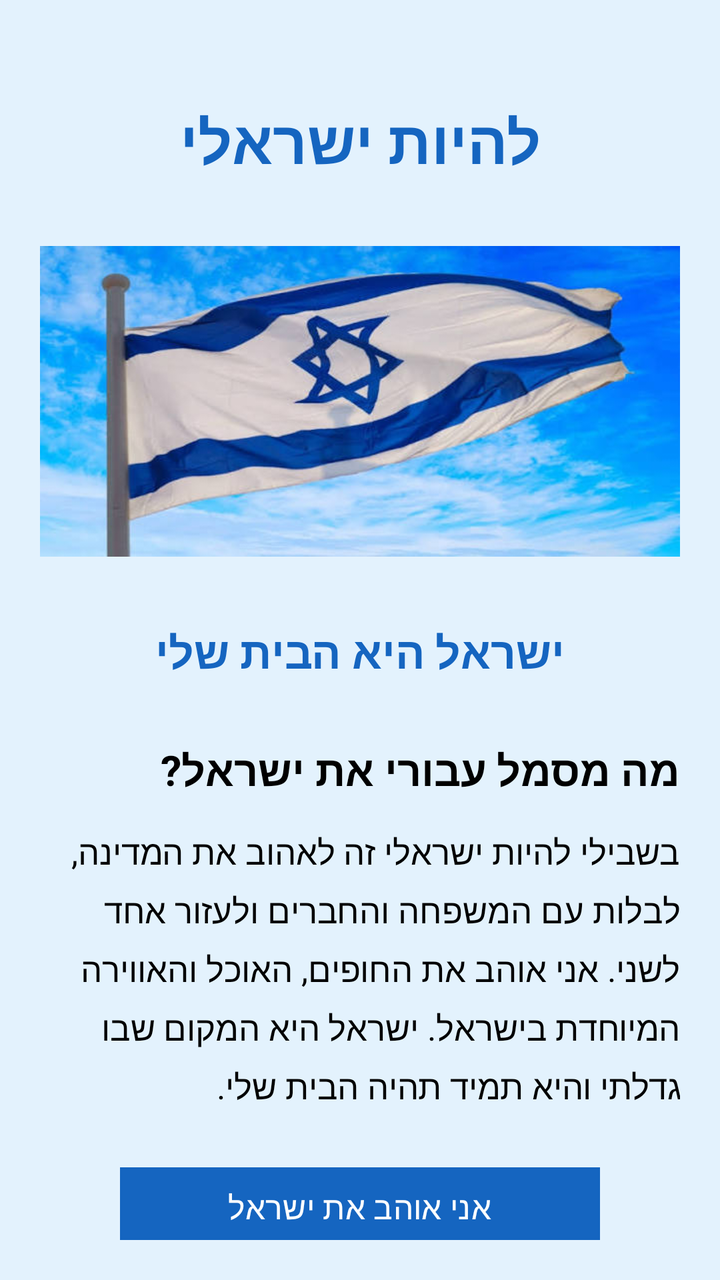
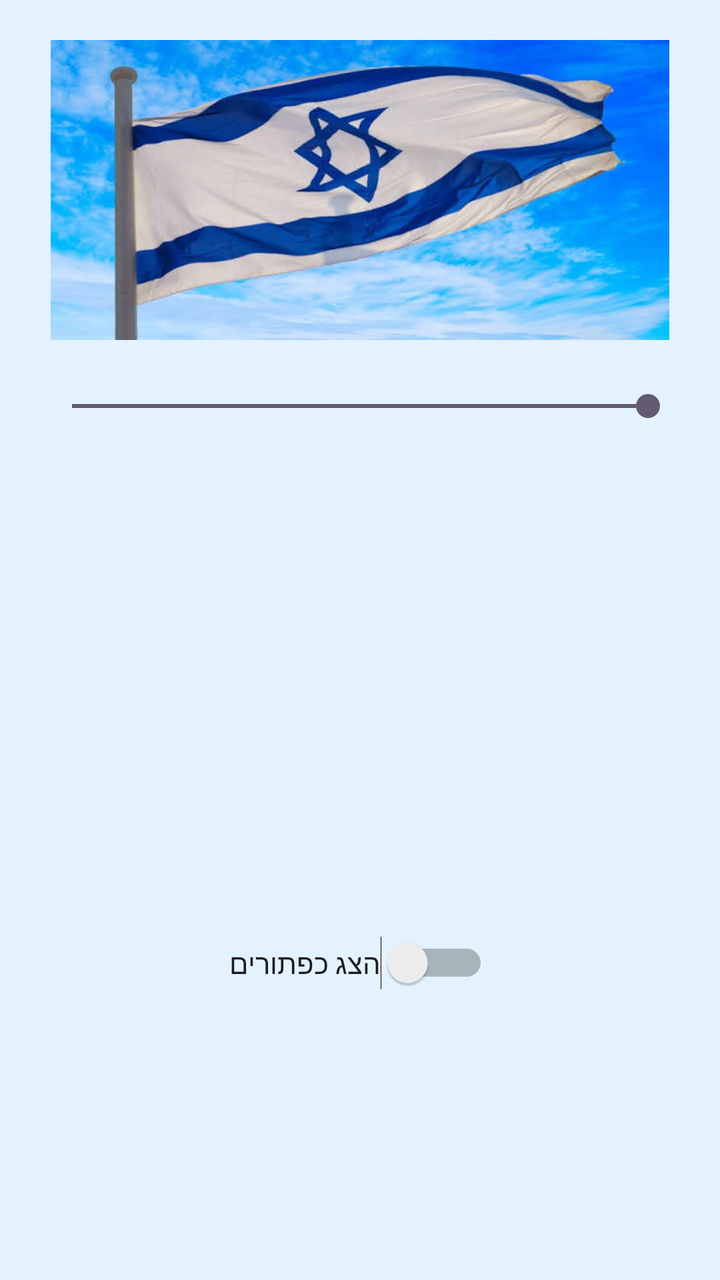

The first picture is an Android layout as it rendered before a commit; the second is the same layout after the commit. The layout source and the unified diff follow.
<!-- AndroidManifest.xml: application theme Theme.MyFirstAppNoam98 -->
<!-- res/layout/activity_main.xml -->
<?xml version="1.0" encoding="utf-8"?>
<androidx.constraintlayout.widget.ConstraintLayout
    xmlns:android="http://schemas.android.com/apk/res/android"
    xmlns:app="http://schemas.android.com/apk/res-auto"
    android:layout_width="match_parent"
    android:layout_height="match_parent"
    android:background="#E3F2FD"
    android:padding="20dp"
    android:id="@+id/main">

    <TextView
        android:id="@+id/tvTitle"
        android:layout_width="0dp"
        android:layout_height="wrap_content"
        android:text="להיות ישראלי"
        android:textSize="30sp"
        android:textStyle="bold"
        android:textColor="#1565C0"
        android:gravity="center"
        android:layout_marginTop="30dp"
        app:layout_constraintTop_toTopOf="parent"
        app:layout_constraintStart_toStartOf="parent"
        app:layout_constraintEnd_toEndOf="parent" />

    <ImageView
        android:id="@+id/ivFlag"
        android:layout_width="0dp"
        android:layout_height="180dp"
        android:src="@drawable/israel_flag"
        android:scaleType="fitCenter"
        android:contentDescription="דגל ישראל"
        android:layout_marginTop="20dp"
        app:layout_constraintTop_toBottomOf="@id/tvTitle"
        app:layout_constraintStart_toStartOf="parent"
        app:layout_constraintEnd_toEndOf="parent" />

    <TextView
        android:id="@+id/tvSubtitle"
        android:layout_width="0dp"
        android:layout_height="wrap_content"
        android:text="ישראל היא הבית שלי"
        android:textSize="22sp"
        android:textStyle="bold"
        android:textColor="#1565C0"
        android:gravity="center"
        android:layout_marginTop="20dp"
        app:layout_constraintTop_toBottomOf="@id/ivFlag"
        app:layout_constraintStart_toStartOf="parent"
        app:layout_constraintEnd_toEndOf="parent" />

    <TextView
        android:id="@+id/tvQuestion"
        android:layout_width="0dp"
        android:layout_height="wrap_content"
        android:text="מה מסמל עבורי את ישראל?"
        android:textSize="21sp"
        android:textStyle="bold"
        android:textColor="#000000"
        android:gravity="right"
        android:layout_marginTop="30dp"
        app:layout_constraintTop_toBottomOf="@id/tvSubtitle"
        app:layout_constraintStart_toStartOf="parent"
        app:layout_constraintEnd_toEndOf="parent" />

    <TextView
        android:id="@+id/tvStory"
        android:layout_width="0dp"
        android:layout_height="wrap_content"
        android:text="בשבילי להיות ישראלי זה לאהוב את המדינה, לבלות עם המשפחה והחברים ולעזור אחד לשני. אני אוהב את החופים, האוכל והאווירה המיוחדת בישראל. ישראל היא המקום שבו גדלתי והיא תמיד תהיה הבית שלי."
        android:textSize="17sp"
        android:textColor="#000000"
        android:gravity="right"
        android:lineSpacingExtra="6dp"
        android:layout_marginTop="15dp"
        app:layout_constraintTop_toBottomOf="@id/tvQuestion"
        app:layout_constraintStart_toStartOf="parent"
        app:layout_constraintEnd_toEndOf="parent" />

    <Button
        android:id="@+id/btnIsrael"
        android:layout_width="0dp"
        android:layout_height="wrap_content"
        android:text="אני אוהב את ישראל"
        android:textSize="16sp"
        android:textColor="#FFFFFF"
        android:backgroundTint="#1565C0"
        app:cornerRadius="0dp"
        android:layout_marginTop="25dp"
        android:layout_marginStart="40dp"
        android:layout_marginEnd="40dp"
        app:layout_constraintTop_toBottomOf="@id/tvStory"
        app:layout_constraintStart_toStartOf="parent"
        app:layout_constraintEnd_toEndOf="parent" />

</androidx.constraintlayout.widget.ConstraintLayout>
<!-- resources referenced by this layout -->
<resources>
  <!-- drawable israel_flag: png bitmap (drawable, 35156 bytes) -->
  <style name="Theme.MyFirstAppNoam98" parent="Base.Theme.MyFirstAppNoam98" />
  <style name="Base.Theme.MyFirstAppNoam98" parent="Theme.Material3.DayNight.NoActionBar">
          
          
      </style>
</resources>

<!-- the commit's change to res/layout/activity_main.xml (unified diff, before → after) -->
@@ -1,94 +1,99 @@
-<?xml version="1.0" encoding="utf-8"?>
 <androidx.constraintlayout.widget.ConstraintLayout
     xmlns:android="http://schemas.android.com/apk/res/android"
     xmlns:app="http://schemas.android.com/apk/res-auto"
+    xmlns:tools="http://schemas.android.com/tools"
     android:layout_width="match_parent"
     android:layout_height="match_parent"
     android:background="#E3F2FD"
-    android:padding="20dp"
-    android:id="@+id/main">
+    android:padding="20dp">
 
-    <TextView
-        android:id="@+id/tvTitle"
-        android:layout_width="0dp"
+    
+
+    
+
+    
+
+    
+
+    
+
+    <Switch
+        android:id="@+id/switchButtons"
+        android:layout_width="wrap_content"
         android:layout_height="wrap_content"
-        android:text="להיות ישראלי"
-        android:textSize="30sp"
-        android:textStyle="bold"
-        android:textColor="#1565C0"
-        android:gravity="center"
-        android:layout_marginTop="30dp"
-        app:layout_constraintTop_toTopOf="parent"
+        android:layout_marginTop="448dp"
+        android:checked="false"
+        android:text="הצג כפתורים"
+        app:layout_constraintEnd_toEndOf="parent"
+        app:layout_constraintHorizontal_bias="0.497"
         app:layout_constraintStart_toStartOf="parent"
-        app:layout_constraintEnd_toEndOf="parent" />
+        app:layout_constraintTop_toTopOf="parent" />
 
     <ImageView
         android:id="@+id/ivFlag"
         android:layout_width="0dp"
-        android:layout_height="180dp"
+        android:layout_height="150dp"
+        android:alpha="1"
+        android:contentDescription="דגל ישראל"
+        android:scaleType="fitCenter"
         android:src="@drawable/israel_flag"
+        app:layout_constraintEnd_toEndOf="parent"
+        app:layout_constraintHorizontal_bias="0.0"
+        app:layout_constraintStart_toStartOf="parent"
+        tools:layout_editor_absoluteY="185dp" />
+
+    <ImageView
+        android:id="@+id/ivSecond"
+        android:layout_width="0dp"
+        android:layout_height="150dp"
+        android:alpha="0"
+        android:contentDescription="תמונה שנייה"
         android:scaleType="fitCenter"
-        android:contentDescription="דגל ישראל"
-        android:layout_marginTop="20dp"
-        app:layout_constraintTop_toBottomOf="@id/tvTitle"
+        android:src="@drawable/ronaldo"
+        app:layout_constraintEnd_toEndOf="parent"
+        app:layout_constraintHorizontal_bias="0.0"
         app:layout_constraintStart_toStartOf="parent"
-        app:layout_constraintEnd_toEndOf="parent" />
+        tools:layout_editor_absoluteY="185dp" />
 
-    <TextView
-        android:id="@+id/tvSubtitle"
-        android:layout_width="0dp"
+    
+    <SeekBar
+        android:id="@+id/seekImage"
+        android:layout_width="match_parent"
         android:layout_height="wrap_content"
-        android:text="ישראל היא הבית שלי"
-        android:textSize="22sp"
-        android:textStyle="bold"
-        android:textColor="#1565C0"
-        android:gravity="center"
-        android:layout_marginTop="20dp"
-        app:layout_constraintTop_toBottomOf="@id/ivFlag"
+        android:layout_marginTop="24dp"
+        android:max="100"
+        android:progress="100"
+        app:layout_constraintEnd_toEndOf="parent"
+        app:layout_constraintHorizontal_bias="0.0"
         app:layout_constraintStart_toStartOf="parent"
-        app:layout_constraintEnd_toEndOf="parent" />
-
-    <TextView
-        android:id="@+id/tvQuestion"
-        android:layout_width="0dp"
-        android:layout_height="wrap_content"
-        android:text="מה מסמל עבורי את ישראל?"
-        android:textSize="21sp"
-        android:textStyle="bold"
-        android:textColor="#000000"
-        android:gravity="right"
-        android:layout_marginTop="30dp"
-        app:layout_constraintTop_toBottomOf="@id/tvSubtitle"
-        app:layout_constraintStart_toStartOf="parent"
-        app:layout_constraintEnd_toEndOf="parent" />
-
-    <TextView
-        android:id="@+id/tvStory"
-        android:layout_width="0dp"
-        android:layout_height="wrap_content"
-        android:text="בשבילי להיות ישראלי זה לאהוב את המדינה, לבלות עם המשפחה והחברים ולעזור אחד לשני. אני אוהב את החופים, האוכל והאווירה המיוחדת בישראל. ישראל היא המקום שבו גדלתי והיא תמיד תהיה הבית שלי."
-        android:textSize="17sp"
-        android:textColor="#000000"
-        android:gravity="right"
-        android:lineSpacingExtra="6dp"
-        android:layout_marginTop="15dp"
-        app:layout_constraintTop_toBottomOf="@id/tvQuestion"
-        app:layout_constraintStart_toStartOf="parent"
-        app:layout_constraintEnd_toEndOf="parent" />
+        app:layout_constraintTop_toBottomOf="@id/ivFlag" />
 
     <Button
         android:id="@+id/btnIsrael"
-        android:layout_width="0dp"
-        android:layout_height="wrap_content"
+        android:layout_width="180dp"
+        android:layout_height="45dp"
+        android:layout_marginTop="15dp"
+        android:backgroundTint="#8000A8"
         android:text="אני אוהב את ישראל"
-        android:textSize="16sp"
         android:textColor="#FFFFFF"
-        android:backgroundTint="#1565C0"
-        app:cornerRadius="0dp"
-        android:layout_marginTop="25dp"
-        android:layout_marginStart="40dp"
-        android:layout_marginEnd="40dp"
-        app:layout_constraintTop_toBottomOf="@id/tvStory"
+        android:textSize="14sp"
+        android:visibility="gone"
+        app:layout_constraintEnd_toEndOf="parent"
+        app:layout_constraintHorizontal_bias="0.498"
+        app:layout_constraintStart_toStartOf="parent"
+        app:layout_constraintTop_toBottomOf="@id/seekImage" />
+
+    <Button
+        android:id="@+id/btnSecond"
+        android:layout_width="180dp"
+        android:layout_height="45dp"
+        android:text="עקוב"
+        android:textColor="#FFFFFF"
+        android:textSize="14sp"
+        android:backgroundTint="#8000A8"
+        android:visibility="gone"
+        android:layout_marginTop="10dp"
+        app:layout_constraintTop_toBottomOf="@id/btnIsrael"
         app:layout_constraintStart_toStartOf="parent"
         app:layout_constraintEnd_toEndOf="parent" />
 
<!-- resource entries referenced after the edit -->
@@ -1,6 +1,7 @@
 <!-- resources referenced by this layout -->
 <resources>
   <!-- drawable israel_flag: png bitmap (drawable, 35156 bytes) -->
+  <!-- drawable ronaldo: jpg bitmap (drawable, 63145 bytes) -->
   <style name="Theme.MyFirstAppNoam98" parent="Base.Theme.MyFirstAppNoam98" />
   <style name="Base.Theme.MyFirstAppNoam98" parent="Theme.Material3.DayNight.NoActionBar">
           
